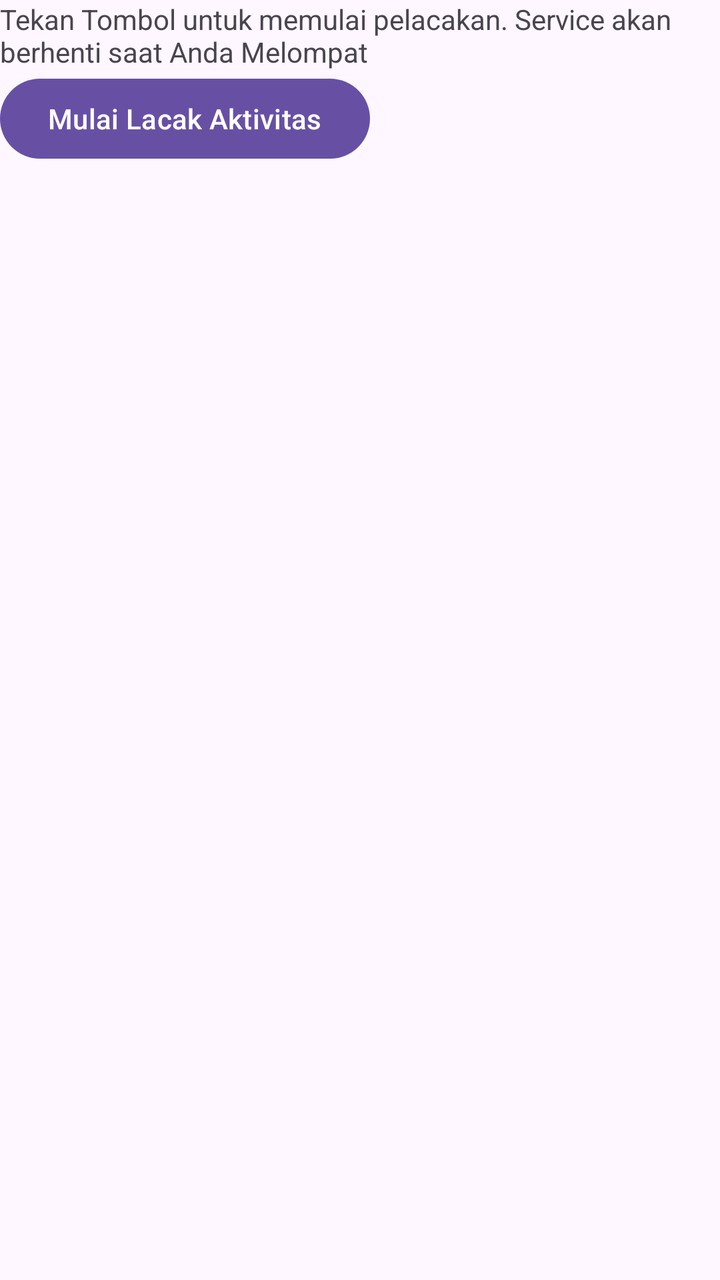
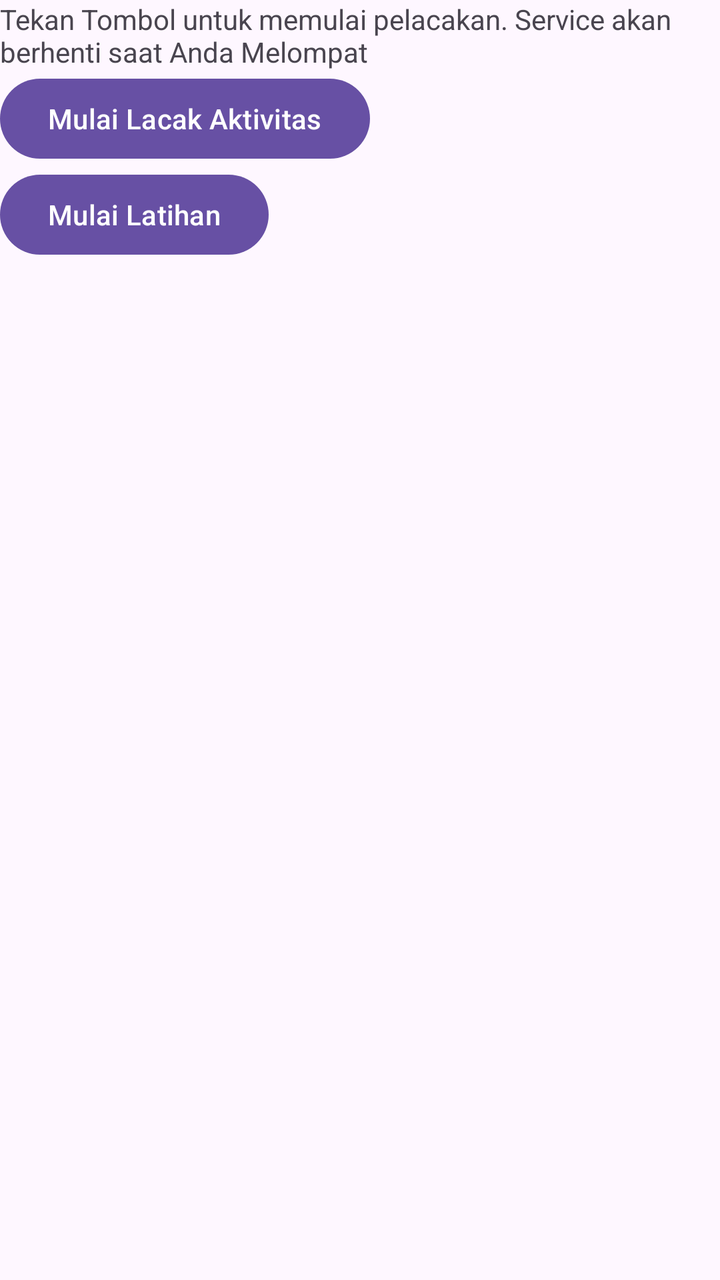

Before-and-after screenshots of an Android layout around one commit, followed by the original layout XML and the change that was made.
<!-- AndroidManifest.xml: application theme Theme.BackgroundServices -->
<!-- res/layout/activity_main.xml -->
<?xml version="1.0" encoding="utf-8"?>
<LinearLayout xmlns:android="http://schemas.android.com/apk/res/android"
    xmlns:app="http://schemas.android.com/apk/res-auto"
    xmlns:tools="http://schemas.android.com/tools"
    android:id="@+id/main"
    android:layout_width="match_parent"
    android:layout_height="match_parent"
    tools:context=".MainActivity"
    android:orientation="vertical">

    <TextView
        android:layout_width="wrap_content"
        android:layout_height="wrap_content"
        android:text="Tekan Tombol untuk memulai pelacakan. Service akan berhenti saat Anda Melompat"
        android:id="@+id/statusTextView"/>
    <Button
        android:layout_width="wrap_content"
        android:layout_height="wrap_content"
        android:text="Mulai Lacak Aktivitas"
        android:id="@+id/btnStart"/>

</LinearLayout>
<!-- resources referenced by this layout -->
<resources>
  <style name="Theme.BackgroundServices" parent="Base.Theme.BackgroundServices" />
  <style name="Base.Theme.BackgroundServices" parent="Theme.Material3.DayNight.NoActionBar">
          
          
      </style>
</resources>

<!-- the commit's change to res/layout/activity_main.xml (unified diff, before → after) -->
@@ -18,5 +18,10 @@
         android:layout_height="wrap_content"
         android:text="Mulai Lacak Aktivitas"
         android:id="@+id/btnStart"/>
+    <Button
+        android:layout_width="wrap_content"
+        android:layout_height="wrap_content"
+        android:text="Mulai Latihan"
+        android:id="@+id/btnMulaiLatihan"/>
 
 </LinearLayout>
